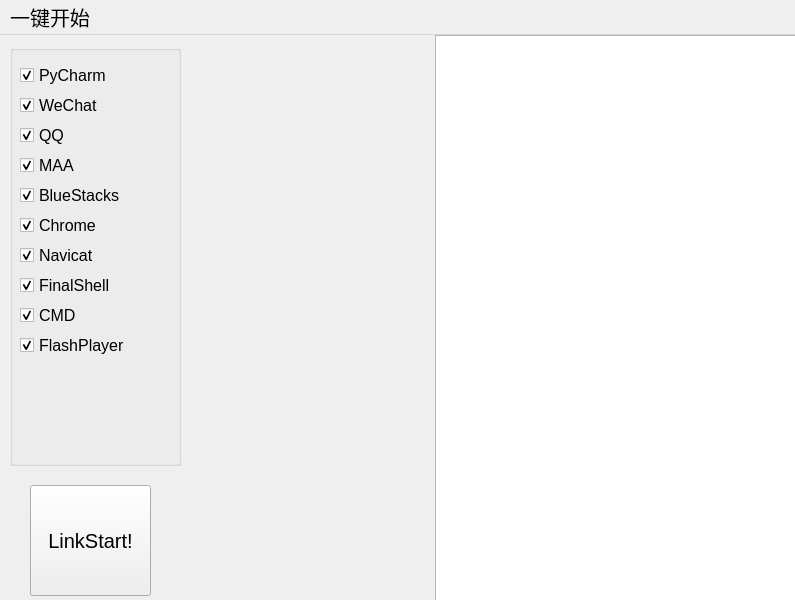
The window that main.ui (ichengi/StartupSoftware) describes before a commit, drawn with Qt 5.
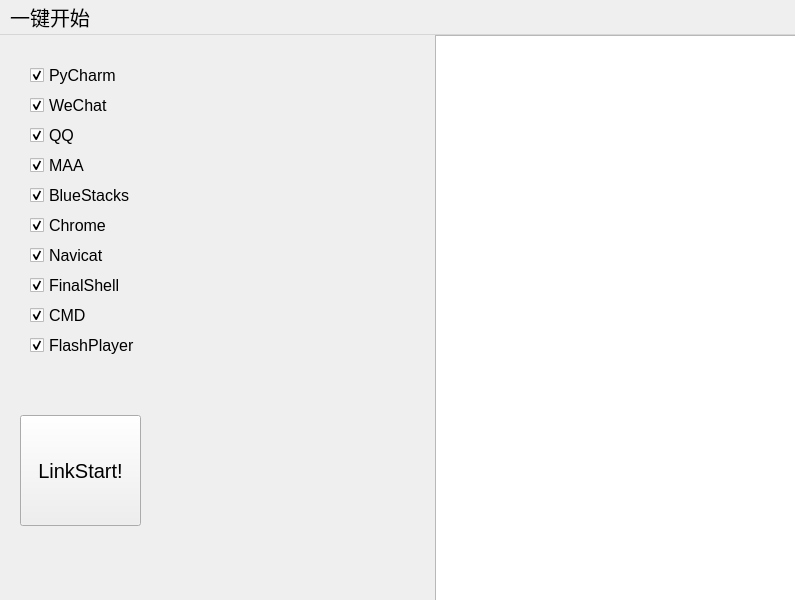
The same window after the commit.

Commit message: 更新界面

The edit to the form file:
```diff
--- a/main.ui
+++ b/main.ui
@@ -14,237 +14,11 @@
    <string>便捷小程序</string>
   </property>
   <widget class="QWidget" name="centralwidget">
-   <widget class="QGroupBox" name="ProList">
-    <property name="geometry">
-     <rect>
-      <x>10</x>
-      <y>10</y>
-      <width>171</width>
-      <height>421</height>
-     </rect>
-    </property>
-    <property name="title">
-     <string/>
-    </property>
-    <property name="checkable">
-     <bool>false</bool>
-    </property>
-    <widget class="QCheckBox" name="PyCharm">
-     <property name="geometry">
-      <rect>
-       <x>10</x>
-       <y>10</y>
-       <width>141</width>
-       <height>41</height>
-      </rect>
-     </property>
-     <property name="font">
-      <font>
-       <pointsize>12</pointsize>
-      </font>
-     </property>
-     <property name="text">
-      <string>PyCharm</string>
-     </property>
-     <property name="checked">
-      <bool>true</bool>
-     </property>
-    </widget>
-    <widget class="QCheckBox" name="WeChat">
-     <property name="geometry">
-      <rect>
-       <x>10</x>
-       <y>40</y>
-       <width>141</width>
-       <height>41</height>
-      </rect>
-     </property>
-     <property name="font">
-      <font>
-       <pointsize>12</pointsize>
-      </font>
-     </property>
-     <property name="text">
-      <string>WeChat</string>
-     </property>
-     <property name="checked">
-      <bool>true</bool>
-     </property>
-    </widget>
-    <widget class="QCheckBox" name="QQ">
-     <property name="geometry">
-      <rect>
-       <x>10</x>
-       <y>70</y>
-       <width>141</width>
-       <height>41</height>
-      </rect>
-     </property>
-     <property name="font">
-      <font>
-       <pointsize>12</pointsize>
-      </font>
-     </property>
-     <property name="text">
-      <string>QQ</string>
-     </property>
-     <property name="checked">
-      <bool>true</bool>
-     </property>
-    </widget>
-    <widget class="QCheckBox" name="MAA">
-     <property name="geometry">
-      <rect>
-       <x>10</x>
-       <y>100</y>
-       <width>141</width>
-       <height>41</height>
-      </rect>
-     </property>
-     <property name="font">
-      <font>
-       <pointsize>12</pointsize>
-      </font>
-     </property>
-     <property name="text">
-      <string>MAA</string>
-     </property>
-     <property name="checked">
-      <bool>true</bool>
-     </property>
-    </widget>
-    <widget class="QCheckBox" name="BlueStacks">
-     <property name="geometry">
-      <rect>
-       <x>10</x>
-       <y>130</y>
-       <width>141</width>
-       <height>41</height>
-      </rect>
-     </property>
-     <property name="font">
-      <font>
-       <pointsize>12</pointsize>
-      </font>
-     </property>
-     <property name="text">
-      <string>BlueStacks</string>
-     </property>
-     <property name="checked">
-      <bool>true</bool>
-     </property>
-    </widget>
-    <widget class="QCheckBox" name="Chrome">
-     <property name="geometry">
-      <rect>
-       <x>10</x>
-       <y>160</y>
-       <width>141</width>
-       <height>41</height>
-      </rect>
-     </property>
-     <property name="font">
-      <font>
-       <pointsize>12</pointsize>
-      </font>
-     </property>
-     <property name="text">
-      <string>Chrome</string>
-     </property>
-     <property name="checked">
-      <bool>true</bool>
-     </property>
-    </widget>
-    <widget class="QCheckBox" name="Navicat">
-     <property name="geometry">
-      <rect>
-       <x>10</x>
-       <y>190</y>
-       <width>151</width>
-       <height>41</height>
-      </rect>
-     </property>
-     <property name="font">
-      <font>
-       <pointsize>12</pointsize>
-      </font>
-     </property>
-     <property name="text">
-      <string>Navicat</string>
-     </property>
-     <property name="checked">
-      <bool>true</bool>
-     </property>
-    </widget>
-    <widget class="QCheckBox" name="FinalShell">
-     <property name="geometry">
-      <rect>
-       <x>10</x>
-       <y>220</y>
-       <width>151</width>
-       <height>41</height>
-      </rect>
-     </property>
-     <property name="font">
-      <font>
-       <pointsize>12</pointsize>
-      </font>
-     </property>
-     <property name="text">
-      <string>FinalShell</string>
-     </property>
-     <property name="checked">
-      <bool>true</bool>
-     </property>
-    </widget>
-    <widget class="QCheckBox" name="CMD">
-     <property name="geometry">
-      <rect>
-       <x>10</x>
-       <y>250</y>
-       <width>151</width>
-       <height>41</height>
-      </rect>
-     </property>
-     <property name="font">
-      <font>
-       <pointsize>12</pointsize>
-      </font>
-     </property>
-     <property name="text">
-      <string>CMD</string>
-     </property>
-     <property name="checked">
-      <bool>true</bool>
-     </property>
-    </widget>
-    <widget class="QCheckBox" name="FlashPlayer">
-     <property name="geometry">
-      <rect>
-       <x>10</x>
-       <y>280</y>
-       <width>151</width>
-       <height>41</height>
-      </rect>
-     </property>
-     <property name="font">
-      <font>
-       <pointsize>12</pointsize>
-      </font>
-     </property>
-     <property name="text">
-      <string>FlashPlayer</string>
-     </property>
-     <property name="checked">
-      <bool>true</bool>
-     </property>
-    </widget>
-   </widget>
    <widget class="QPushButton" name="StartButton">
     <property name="geometry">
      <rect>
-      <x>30</x>
-      <y>450</y>
+      <x>20</x>
+      <y>380</y>
       <width>121</width>
       <height>111</height>
      </rect>
@@ -276,6 +50,216 @@
      <number>1</number>
     </property>
    </widget>
+   <widget class="QCheckBox" name="BlueStacks">
+    <property name="geometry">
+     <rect>
+      <x>30</x>
+      <y>140</y>
+      <width>141</width>
+      <height>41</height>
+     </rect>
+    </property>
+    <property name="font">
+     <font>
+      <pointsize>12</pointsize>
+     </font>
+    </property>
+    <property name="text">
+     <string>BlueStacks</string>
+    </property>
+    <property name="checked">
+     <bool>true</bool>
+    </property>
+   </widget>
+   <widget class="QCheckBox" name="MAA">
+    <property name="geometry">
+     <rect>
+      <x>30</x>
+      <y>110</y>
+      <width>141</width>
+      <height>41</height>
+     </rect>
+    </property>
+    <property name="font">
+     <font>
+      <pointsize>12</pointsize>
+     </font>
+    </property>
+    <property name="text">
+     <string>MAA</string>
+    </property>
+    <property name="checked">
+     <bool>true</bool>
+    </property>
+   </widget>
+   <widget class="QCheckBox" name="QQ">
+    <property name="geometry">
+     <rect>
+      <x>30</x>
+      <y>80</y>
+      <width>141</width>
+      <height>41</height>
+     </rect>
+    </property>
+    <property name="font">
+     <font>
+      <pointsize>12</pointsize>
+     </font>
+    </property>
+    <property name="text">
+     <string>QQ</string>
+    </property>
+    <property name="checked">
+     <bool>true</bool>
+    </property>
+   </widget>
+   <widget class="QCheckBox" name="FinalShell">
+    <property name="geometry">
+     <rect>
+      <x>30</x>
+      <y>230</y>
+      <width>151</width>
+      <height>41</height>
+     </rect>
+    </property>
+    <property name="font">
+     <font>
+      <pointsize>12</pointsize>
+     </font>
+    </property>
+    <property name="text">
+     <string>FinalShell</string>
+    </property>
+    <property name="checked">
+     <bool>true</bool>
+    </property>
+   </widget>
+   <widget class="QCheckBox" name="FlashPlayer">
+    <property name="geometry">
+     <rect>
+      <x>30</x>
+      <y>290</y>
+      <width>151</width>
+      <height>41</height>
+     </rect>
+    </property>
+    <property name="font">
+     <font>
+      <pointsize>12</pointsize>
+     </font>
+    </property>
+    <property name="text">
+     <string>FlashPlayer</string>
+    </property>
+    <property name="checked">
+     <bool>true</bool>
+    </property>
+   </widget>
+   <widget class="QCheckBox" name="CMD">
+    <property name="geometry">
+     <rect>
+      <x>30</x>
+      <y>260</y>
+      <width>151</width>
+      <height>41</height>
+     </rect>
+    </property>
+    <property name="font">
+     <font>
+      <pointsize>12</pointsize>
+     </font>
+    </property>
+    <property name="text">
+     <string>CMD</string>
+    </property>
+    <property name="checked">
+     <bool>true</bool>
+    </property>
+   </widget>
+   <widget class="QCheckBox" name="Navicat">
+    <property name="geometry">
+     <rect>
+      <x>30</x>
+      <y>200</y>
+      <width>151</width>
+      <height>41</height>
+     </rect>
+    </property>
+    <property name="font">
+     <font>
+      <pointsize>12</pointsize>
+     </font>
+    </property>
+    <property name="text">
+     <string>Navicat</string>
+    </property>
+    <property name="checked">
+     <bool>true</bool>
+    </property>
+   </widget>
+   <widget class="QCheckBox" name="Chrome">
+    <property name="geometry">
+     <rect>
+      <x>30</x>
+      <y>170</y>
+      <width>141</width>
+      <height>41</height>
+     </rect>
+    </property>
+    <property name="font">
+     <font>
+      <pointsize>12</pointsize>
+     </font>
+    </property>
+    <property name="text">
+     <string>Chrome</string>
+    </property>
+    <property name="checked">
+     <bool>true</bool>
+    </property>
+   </widget>
+   <widget class="QCheckBox" name="PyCharm">
+    <property name="geometry">
+     <rect>
+      <x>30</x>
+      <y>20</y>
+      <width>141</width>
+      <height>41</height>
+     </rect>
+    </property>
+    <property name="font">
+     <font>
+      <pointsize>12</pointsize>
+     </font>
+    </property>
+    <property name="text">
+     <string>PyCharm</string>
+    </property>
+    <property name="checked">
+     <bool>true</bool>
+    </property>
+   </widget>
+   <widget class="QCheckBox" name="WeChat">
+    <property name="geometry">
+     <rect>
+      <x>30</x>
+      <y>50</y>
+      <width>141</width>
+      <height>41</height>
+     </rect>
+    </property>
+    <property name="font">
+     <font>
+      <pointsize>12</pointsize>
+     </font>
+    </property>
+    <property name="text">
+     <string>WeChat</string>
+    </property>
+    <property name="checked">
+     <bool>true</bool>
+    </property>
+   </widget>
   </widget>
   <widget class="QMenuBar" name="menuBar">
    <property name="geometry">
```
